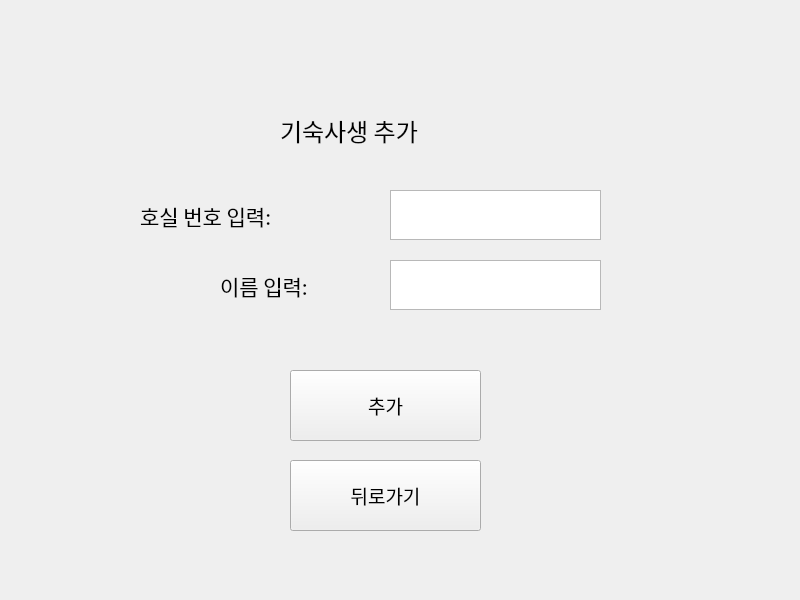
Qt form add.ui (Hyemin-12/goingout-journal) before a commit.
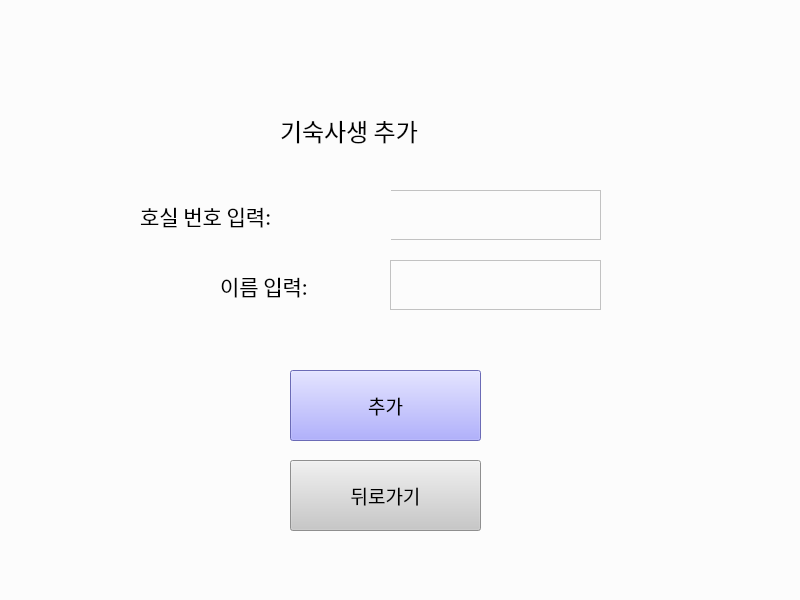
The same form after that commit.

What changed in the file:
```diff
--- a/add.ui
+++ b/add.ui
@@ -13,6 +13,9 @@
   <property name="windowTitle">
    <string>Form</string>
   </property>
+  <property name="styleSheet">
+   <string notr="true">background:rgb(252, 252, 252);</string>
+  </property>
   <widget class="QLabel" name="add_title">
    <property name="geometry">
     <rect>
@@ -66,6 +69,9 @@
      <pointsize>14</pointsize>
     </font>
    </property>
+   <property name="styleSheet">
+    <string notr="true">background:rgb(150, 150, 255);</string>
+   </property>
    <property name="text">
     <string>추가</string>
    </property>
@@ -136,6 +142,9 @@
      <pointsize>14</pointsize>
     </font>
    </property>
+   <property name="styleSheet">
+    <string notr="true">background:rgb(200, 200, 200);</string>
+   </property>
    <property name="text">
     <string>뒤로가기</string>
    </property>
```
